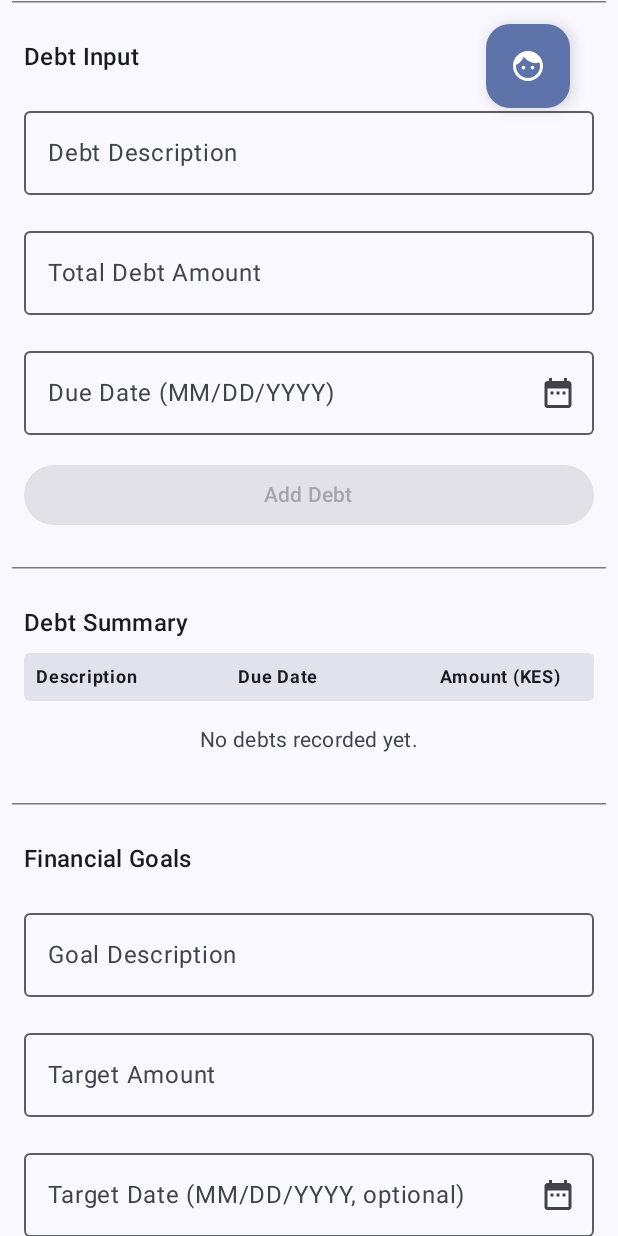
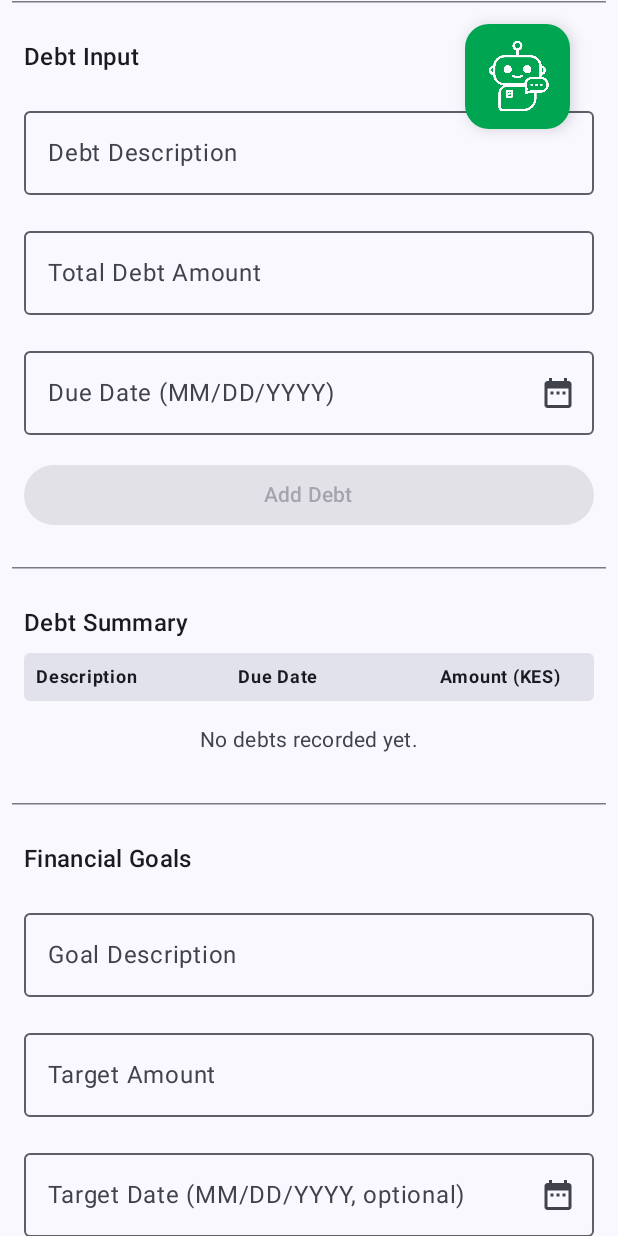
Before and after one commit to mutaician/SmartBudget, an Android app built with Jetpack Compose: the FinanceDashboardScreen screen opened through its navigation route, scrolled down 576 dp, on a phone screen of 412 x 824 dp. Run offline under Robolectric (Android 15) with nearby library versions, the phone set to English and light mode, and no system bars; our stand-ins replace Firebase (no records; nobody signed in at launch, a user with empty details on screens opened directly); libraries missing offline, so code that uses them is left out: com.google.ai.client.

Commit message:
Enhance Finance Dashboard UI: Update FloatingActionButton size and color, and change icon to improve visual appeal.

```diff
--- a/app/src/main/java/com/example/smartbudget/FinanceDashboardScreen.kt
+++ b/app/src/main/java/com/example/smartbudget/FinanceDashboardScreen.kt
@@ -48,9 +48,11 @@ import androidx.compose.runtime.saveable.rememberSaveable
 import androidx.compose.runtime.setValue
 import androidx.compose.ui.Alignment
 import androidx.compose.ui.Modifier
+import androidx.compose.ui.graphics.Color
 import androidx.compose.ui.layout.onGloballyPositioned
 import androidx.compose.ui.layout.positionInParent
 import androidx.compose.ui.platform.LocalContext
+import androidx.compose.ui.res.painterResource
 import androidx.compose.ui.res.stringResource
 import androidx.compose.ui.text.font.FontWeight
 import androidx.compose.ui.text.input.KeyboardType
@@ -88,15 +90,17 @@ fun FinanceDashboardScreen(
                 FloatingActionButton(
                     onClick = onNavigateToChat,
                     modifier = Modifier.align(Alignment.TopEnd)
+                        .size(70.dp),
+                    containerColor = Color(0xFF00A551)
                 ) {
                     Icon(
-                        imageVector = Icons.Default.Face,
-                        contentDescription = "Chat with AI"
+                        painter = painterResource(id = R.drawable.fab_icon),
+                        contentDescription = "Chat with AI" ,
+                        tint = Color.White
                     )
                 }
             }
         },
-//        floatingActionButtonPosition = FabPosition.End
     ) { paddingValues ->
 
         Column(
--- a/app/src/main/java/com/example/smartbudget/FinanceViewModel.kt
+++ b/app/src/main/java/com/example/smartbudget/FinanceViewModel.kt
@@ -62,8 +62,8 @@ class FinanceViewModel : ViewModel() {
     private val _categorySuggestion = MutableStateFlow<String?>(null)
     val categorySuggestion: StateFlow<String?> = _categorySuggestion.asStateFlow()
 
-    private val _debts = MutableStateFlow<List<Debt>>(emptyList()) // Mutable StateFlow for debts
-    val debts: StateFlow<List<Debt>> = _debts.asStateFlow() // Public StateFlow for debts
+    private val _debts = MutableStateFlow<List<Debt>>(emptyList())
+    val debts: StateFlow<List<Debt>> = _debts.asStateFlow()
 
     private val _categorySpending = MutableStateFlow<Map<String, Double>>(emptyMap())
 
```
Also changed, not shown: app/src/main/res/drawable/fab_icon.png (added).
